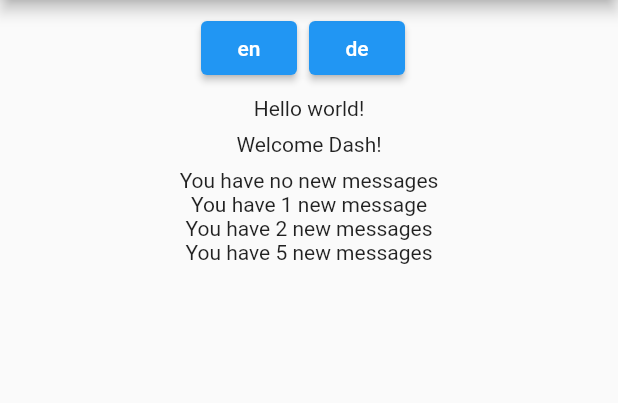
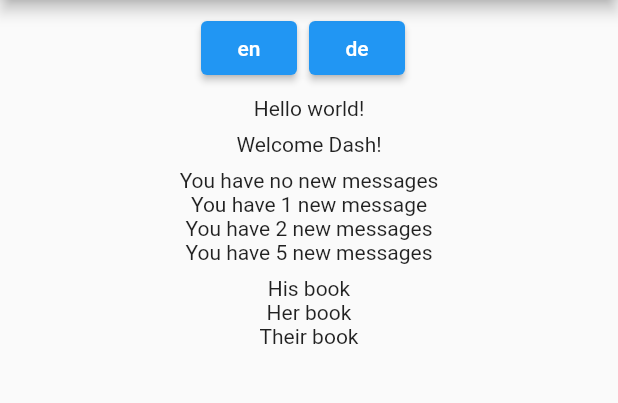
Before and after one commit to defuncart/arb_generator, a Flutter app: the screen it shows after launch, on a phone screen of 412 x 824 dp, the part 84-487 px from its top. Run offline on Flutter 3.47's test engine with Material 2 defaults, Android fonts, the light colour scheme and no system bars; missing offline and left inert: flappy_translator.

Commit message:
Add gender case to test.csv.

```diff
--- a/example/assets_dev/test.csv
+++ b/example/assets_dev/test.csv
@@ -2,3 +2,4 @@ keys;description;en;de
 myKey;The conventional newborn programmer greeting;Hello world!;Hallo Welt!
 welcome;A welcome message;Welcome {firstName}!;Willkommen {firstName}!
 numberMessages;An info message about new messages count;{count, plural, zero{You have no new messages} one{You have 1 new message} other{You have {count} new messages}};{count, plural, zero{Du hast keine neue Nachrichten} one{Du hast eine neue Nachricht} other{Du hast {count} neue Nachrichten}}
+whoseBook;A message determine whose book it is;{sex, select, male{His book} female{Her book} other{Their book}};{sex, select, male{Sein Buch} female{Ihr Buch} other{Ihr Buch}}
--- a/example/lib/l10n/intl_de.arb
+++ b/example/lib/l10n/intl_de.arb
@@ -11,5 +11,9 @@
   "numberMessages": "{count, plural, zero{Du hast keine neue Nachrichten} one{Du hast eine neue Nachricht} other{Du hast {count} neue Nachrichten}}",
   "@numberMessages": {
     "description": "An info message about new messages count"
+  },
+  "whoseBook": "{sex, select, male{Sein Buch} female{Ihr Buch} other{Ihr Buch}}",
+  "@whoseBook": {
+    "description": "A message determine whose book it is"
   }
 }
--- a/example/lib/l10n/intl_en.arb
+++ b/example/lib/l10n/intl_en.arb
@@ -11,5 +11,9 @@
   "numberMessages": "{count, plural, zero{You have no new messages} one{You have 1 new message} other{You have {count} new messages}}",
   "@numberMessages": {
     "description": "An info message about new messages count"
+  },
+  "whoseBook": "{sex, select, male{His book} female{Her book} other{Their book}}",
+  "@whoseBook": {
+    "description": "A message determine whose book it is"
   }
 }
--- a/example/lib/widgets/my_app.dart
+++ b/example/lib/widgets/my_app.dart
@@ -75,6 +75,10 @@ class HomeScreen extends StatelessWidget {
           Text(AppLocalizations.of(context).numberMessages(1)),
           Text(AppLocalizations.of(context).numberMessages(2)),
           Text(AppLocalizations.of(context).numberMessages(5)),
+          SizedBox(height: 8),
+          Text(AppLocalizations.of(context).whoseBook('male')),
+          Text(AppLocalizations.of(context).whoseBook('female')),
+          Text(AppLocalizations.of(context).whoseBook('other')),
         ],
       ),
     );
```
Also changed, not shown: example/lib/generated/intl/messages_de.dart, example/lib/generated/intl/messages_en.dart, example/lib/generated/l10n.dart.
